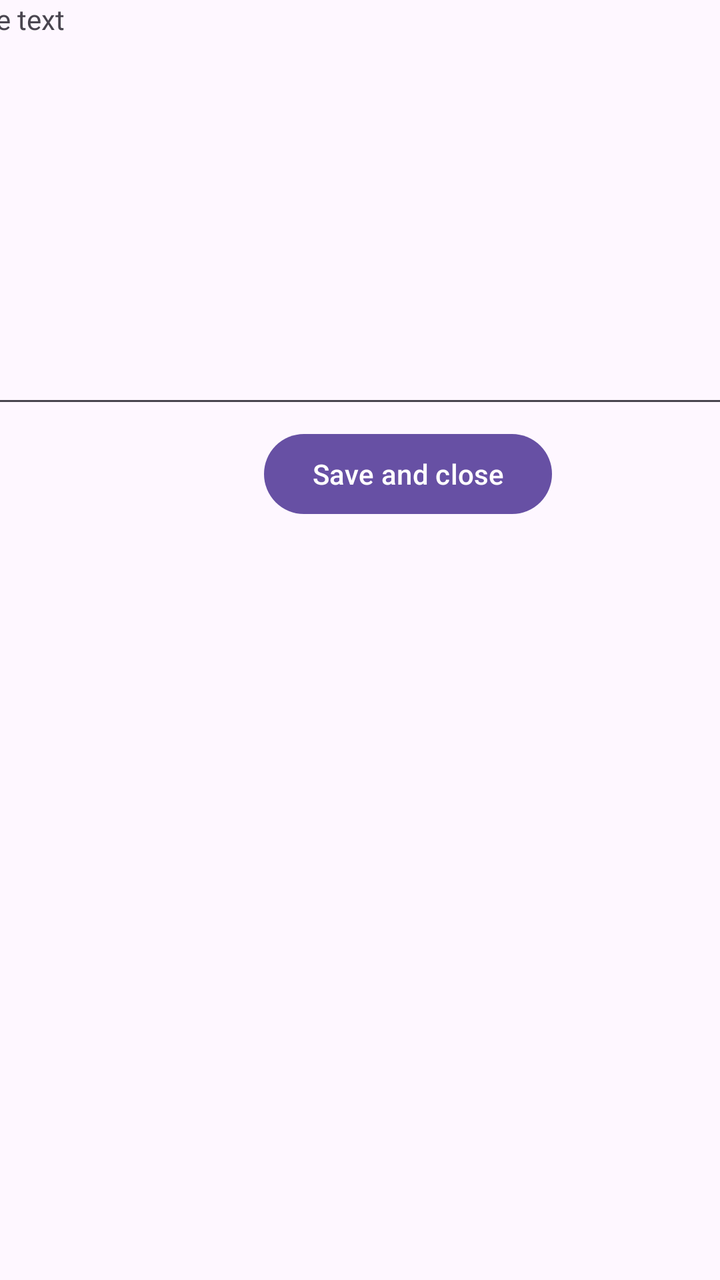
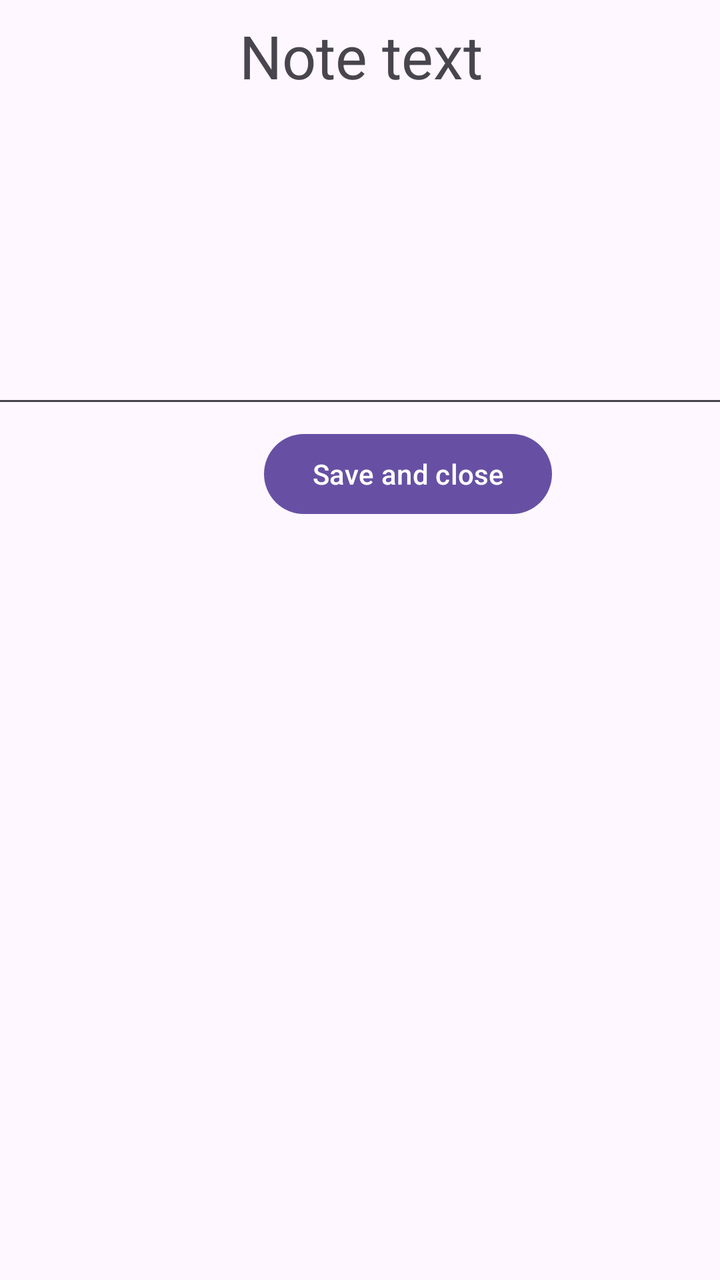

Compare the two renders of this Android layout. The source of the first and the diff that turns it into the second are given below.
<!-- AndroidManifest.xml: application theme Theme.Notes -->
<!-- res/layout/activity_add_note.xml -->
<?xml version="1.0" encoding="utf-8"?>
<androidx.constraintlayout.widget.ConstraintLayout xmlns:android="http://schemas.android.com/apk/res/android"
    xmlns:app="http://schemas.android.com/apk/res-auto"
    xmlns:tools="http://schemas.android.com/tools"
    android:layout_width="match_parent"
    android:layout_height="match_parent">

    <TextView
        android:id="@+id/title"
        android:layout_width="410dp"
        android:layout_height="56dp"
        android:text="@string/note_text"
        app:layout_constraintEnd_toEndOf="parent"
        app:layout_constraintStart_toStartOf="parent"
        app:layout_constraintTop_toTopOf="parent" />

    <EditText
        android:id="@+id/Note"
        android:layout_width="396dp"
        android:layout_height="153dp"
        android:ems="10"
        android:gravity="top"
        app:layout_constraintEnd_toEndOf="parent"
        app:layout_constraintStart_toStartOf="parent"
        app:layout_constraintTop_toBottomOf="@+id/title" />

    <Button
        android:id="@+id/btnSaveClose"
        android:layout_width="wrap_content"
        android:layout_height="wrap_content"
        android:layout_marginStart="132dp"
        android:layout_marginTop="4dp"
        android:onClick="onBtnSaveClose"
        android:text="@string/save_and_close"
        app:layout_constraintStart_toStartOf="parent"
        app:layout_constraintTop_toBottomOf="@+id/Note" />
</androidx.constraintlayout.widget.ConstraintLayout>
<!-- resources referenced by this layout -->
<resources>
  <string name="note_text" translatable="false">Note text</string>
  <string name="save_and_close" translatable="false">Save and close</string>
  <style name="Theme.Notes" parent="Base.Theme.Notes" />
  <style name="Base.Theme.Notes" parent="Theme.Material3.DayNight.NoActionBar">
          
          
      </style>
</resources>

<!-- the commit's change to res/layout/activity_add_note.xml (unified diff, before → after) -->
@@ -10,6 +10,8 @@
         android:layout_width="410dp"
         android:layout_height="56dp"
         android:text="@string/note_text"
+        android:textSize="30sp"
+        android:gravity="center"
         app:layout_constraintEnd_toEndOf="parent"
         app:layout_constraintStart_toStartOf="parent"
         app:layout_constraintTop_toTopOf="parent" />
